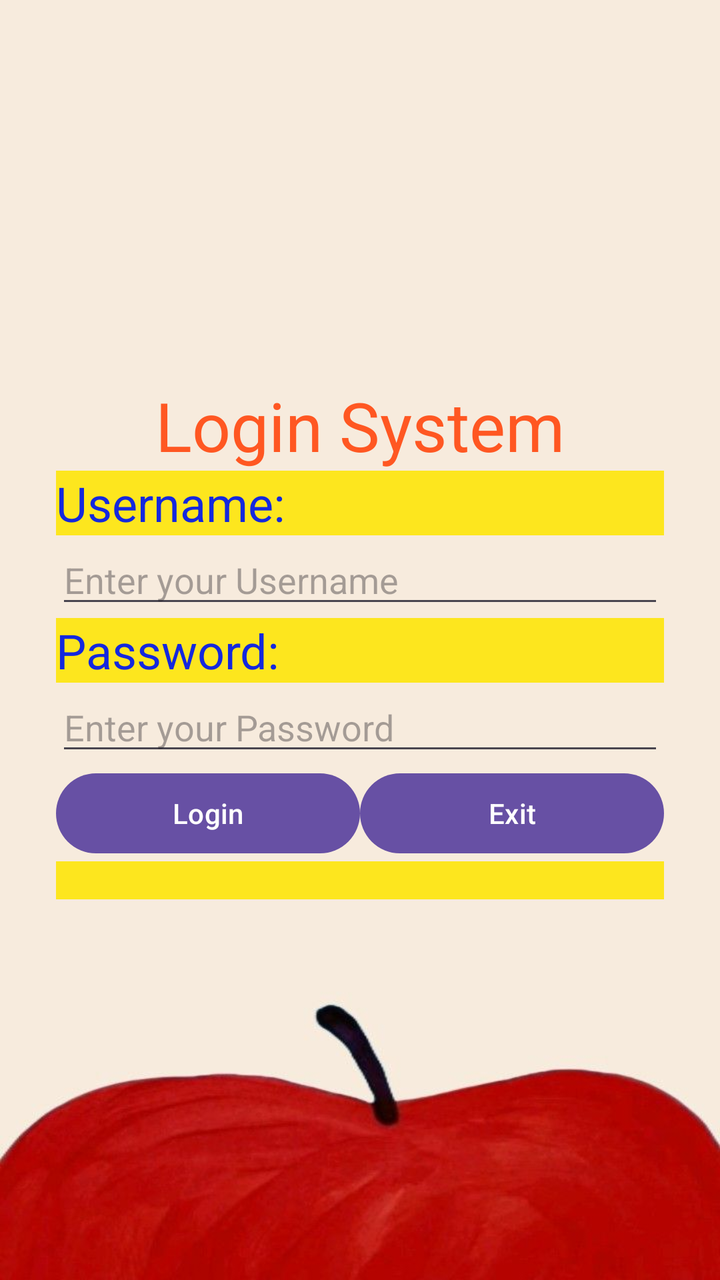
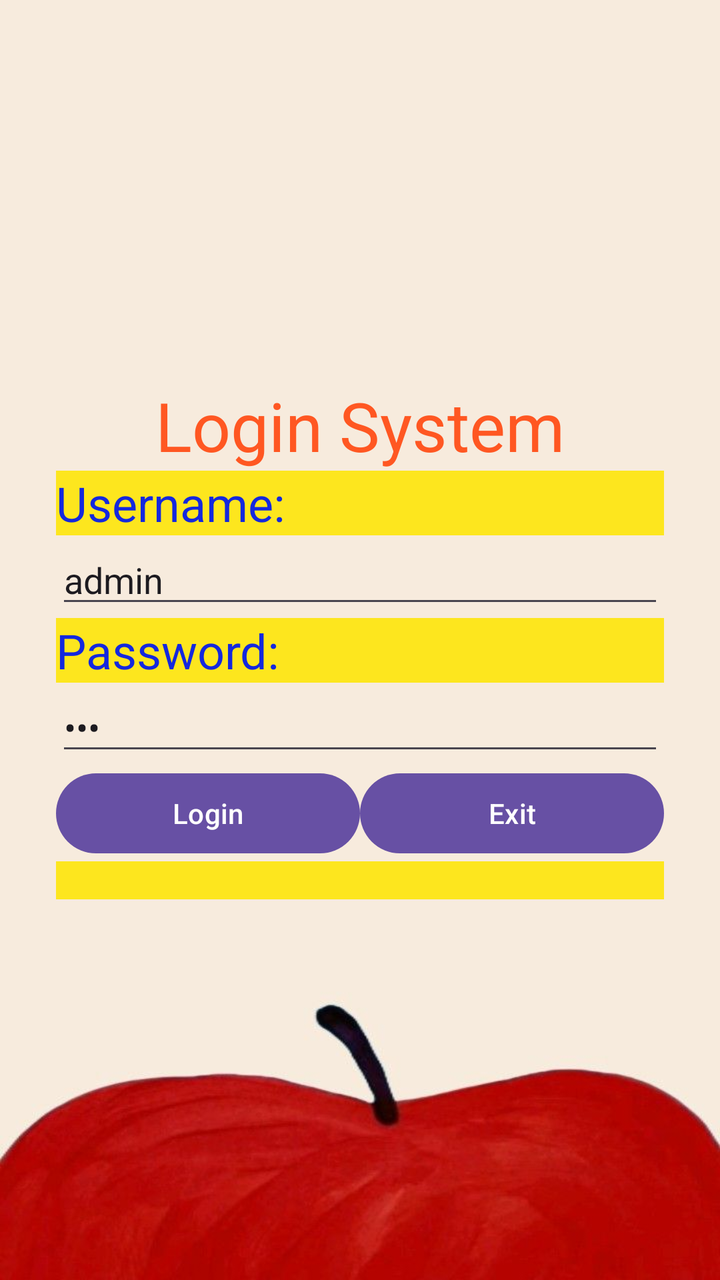

Screens rendered from an Android XML layout before and after an edit, with the pre-edit source and the edit as a unified diff.
<!-- AndroidManifest.xml: application theme Theme.K234112EApp -->
<!-- res/layout/activity_login.xml -->
<?xml version="1.0" encoding="utf-8"?>
<LinearLayout xmlns:android="http://schemas.android.com/apk/res/android"
    xmlns:app="http://schemas.android.com/apk/res-auto"
    xmlns:tools="http://schemas.android.com/tools"
    android:id="@+id/main"
    android:layout_width="match_parent"
    android:layout_height="match_parent"
    android:background="@drawable/bg_apple"
    android:gravity="center"
    android:orientation="vertical"
    android:padding="28dp"
    tools:context=".LoginActivity">

    <TextView
        android:id="@+id/textView3"
        android:layout_width="match_parent"
        android:layout_height="wrap_content"
        android:text="@string/str_login_system"
        android:textAlignment="center"
        android:textColor="#FF5722"
        android:textSize="34sp" />

    <TextView
        android:id="@+id/textView4"
        android:layout_width="match_parent"
        android:layout_height="wrap_content"
        android:background="@color/yellow"
        android:text="@string/str_username"
        android:textColor="@color/blue"
        android:textSize="24sp" />

    <EditText
        android:id="@+id/edtUserName"
        android:layout_width="match_parent"
        android:layout_height="wrap_content"
        android:ems="10"
        android:hint="@string/str_hint_username"
        android:inputType="text" />

    <TextView
        android:id="@+id/textView5"
        android:layout_width="match_parent"
        android:layout_height="wrap_content"
        android:background="@color/yellow"
        android:text="@string/str_password"
        android:textColor="@color/blue"
        android:textSize="24sp" />

    <EditText
        android:id="@+id/edtPassword"
        android:layout_width="match_parent"
        android:layout_height="wrap_content"
        android:ems="10"
        android:hint="@string/str_hint_password"
        android:inputType="textPassword" />

    <LinearLayout
        android:layout_width="match_parent"
        android:layout_height="wrap_content"
        android:orientation="horizontal">

        <Button
            android:id="@+id/btnLogin"
            android:layout_width="wrap_content"
            android:layout_height="wrap_content"
            android:layout_weight="1"
            android:onClick="loginSystem"
            android:text="@string/str_login" />

        <Button
            android:id="@+id/btnExit"
            android:layout_width="wrap_content"
            android:layout_height="wrap_content"
            android:layout_weight="1"
            android:onClick="exitSystem"
            android:text="@string/str_exit" />
    </LinearLayout>

    <TextView
        android:id="@+id/txtMessage"
        android:layout_width="match_parent"
        android:layout_height="wrap_content"
        android:background="@color/yellow" />
</LinearLayout>
<!-- resources referenced by this layout -->
<resources>
  <color name="blue">#1428DE</color>
  <color name="yellow">#FDE61E</color>
  <!-- drawable bg_apple: jpg bitmap (drawable, 19398 bytes) -->
  <string name="str_exit">Exit</string>
  <string name="str_hint_password">Enter your Password</string>
  <string name="str_hint_username">Enter your Username</string>
  <string name="str_login">Login</string>
  <string name="str_login_system">Login System</string>
  <string name="str_password">Password:</string>
  <string name="str_username">Username:</string>
  <style name="Theme.K234112EApp" parent="Base.Theme.K234112EApp" />
  <style name="Base.Theme.K234112EApp" parent="Theme.Material3.DayNight.NoActionBar">
          
          
      </style>
</resources>

<!-- the commit's change to res/layout/activity_login.xml (unified diff, before → after) -->
@@ -30,6 +30,7 @@
         android:textSize="24sp" />
 
     <EditText
+        android:text="admin"
         android:id="@+id/edtUserName"
         android:layout_width="match_parent"
         android:layout_height="wrap_content"
@@ -47,6 +48,7 @@
         android:textSize="24sp" />
 
     <EditText
+        android:text="123"
         android:id="@+id/edtPassword"
         android:layout_width="match_parent"
         android:layout_height="wrap_content"
